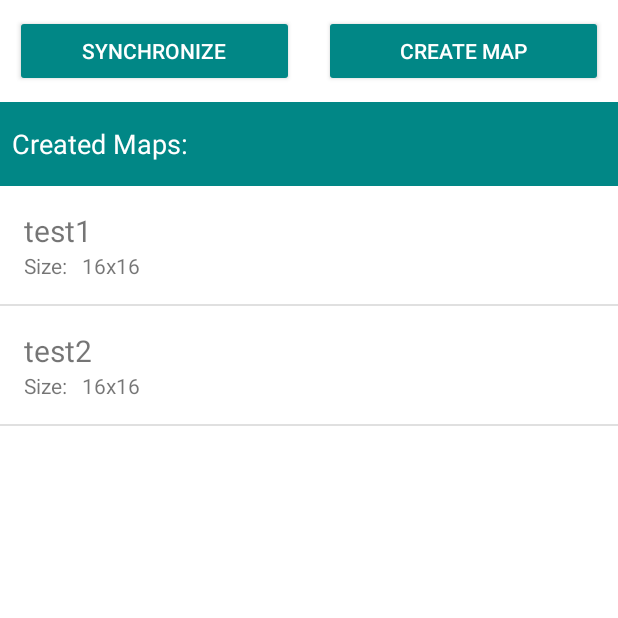
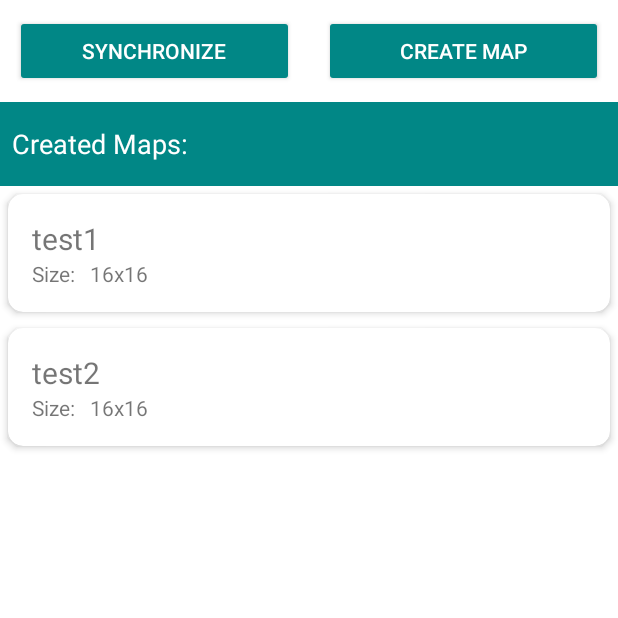
Before and after one commit to hkeper/internshipScand, an Android app: the MapListFragment screen opened through its navigation route, on a phone screen of 412 x 824 dp, the top half of it. Run offline under Robolectric (Android 15) with nearby library versions, the phone set to English and light mode, and no system bars; our stand-ins replace Timber, data binding; libraries missing offline, so code that uses them is left out: io.realm.

Commit message:
Add cardview to list items, and dependency for realm db

```diff
--- a/app/build.gradle
+++ b/app/build.gradle
@@ -4,6 +4,7 @@ plugins {
     id 'kotlin-parcelize'
     id 'kotlin-kapt'
     id 'androidx.navigation.safeargs'
+    id 'realm-android'
 }
 
 android {
@@ -68,6 +69,9 @@ dependencies {
     //Fragments
     implementation "androidx.fragment:fragment-ktx:$version_fragment"
 
+    //Realm
+    implementation "io.realm:android-adapters:4.0.0"
+
     testImplementation 'junit:junit:4.+'
     androidTestImplementation 'androidx.test.ext:junit:1.1.3'
     androidTestImplementation 'androidx.test.espresso:espresso-core:3.4.0'
--- a/app/src/main/java/com/scand/internship/mars_scout/mapeditor/MapEditorFragment.kt
+++ b/app/src/main/java/com/scand/internship/mars_scout/mapeditor/MapEditorFragment.kt
@@ -3,7 +3,6 @@ package com.scand.internship.mars_scout.mapeditor
 import android.annotation.SuppressLint
 import android.graphics.drawable.ColorDrawable
 import android.graphics.drawable.Drawable
-import androidx.lifecycle.ViewModelProvider
 import android.os.Bundle
 import android.util.Size
 import androidx.fragment.app.Fragment
@@ -61,8 +60,8 @@ class MapEditorFragment : Fragment(){
 
         binding.generateMap.setOnClickListener {
             // Doesn't work resources.getDimension(R.dimen.default_map_size_x).toInt()
-            val map = viewModel.generateMap(Size(16,16))
-            setIDAndImagesForMapBlocks(map)
+            viewModel.generateMap(Size(16,16))
+            setIDAndImagesForMapBlocks(gameUIMap)
         }
 
         binding.clearMap.setOnClickListener {
@@ -103,7 +102,6 @@ class MapEditorFragment : Fragment(){
                     val b = mapBlocks[y][x]
                     val bX = b.coordinates.first
                     val bY = b.coordinates.second
-
                     listUIMapBlocks[bX][bY].id = b.id
                     listUIMapBlocks[bX][bY].contentDescription = b.type.toString()
                     val img: Drawable? = setImageAccordingToType(b.type)
--- a/app/src/main/java/com/scand/internship/mars_scout/maplist/MapListFragment.kt
+++ b/app/src/main/java/com/scand/internship/mars_scout/maplist/MapListFragment.kt
@@ -31,6 +31,9 @@ class MapListFragment : Fragment() {
 
         binding = MapListFragmentBinding.inflate(inflater)
         val recyclerView = binding.mapsRecycler
+        adapter = MapListAdapter()
+        recyclerView.adapter = adapter
+        val swipeLayout = binding.mapListRefresh
 
         binding.createMap.setOnClickListener {
             this.findNavController().navigate(
@@ -39,19 +42,11 @@ class MapListFragment : Fragment() {
                 ))
         }
 
-        adapter = MapListAdapter()
-
-        recyclerView.addItemDecoration(DividerItemDecoration(requireContext(), DividerItemDecoration.VERTICAL))
-
-        recyclerView.adapter = adapter
-
         viewModel.maps.observe(viewLifecycleOwner, {
             it?.let {
                 adapter.submitList(it)
             }
         })
-
-        val swipeLayout = binding.mapListRefresh
 
         swipeLayout.setOnRefreshListener {
             viewModel.setLoadingToFalse()
--- a/app/src/main/java/com/scand/internship/mars_scout/models/GameMap.kt
+++ b/app/src/main/java/com/scand/internship/mars_scout/models/GameMap.kt
@@ -2,7 +2,7 @@ package com.scand.internship.mars_scout.models
 
 import android.os.Parcelable
 import android.util.Size
-import com.scand.internship.mars_scout.models.MapBlock
+import io.realm.RealmObject
 import kotlinx.parcelize.Parcelize
 import java.util.*
 
@@ -12,7 +12,7 @@ data class GameMap(
     val name: String?,
     val size: Size?,
     val blocks: MutableList<MutableList<MapBlock>>?
-) : Parcelable {
+) : Parcelable, RealmObject() {
     constructor(name: String, blocks: MutableList<MutableList<MapBlock>>?) :
             this(UUID.randomUUID(), name, Size(16, 16), blocks)
 }
--- a/app/src/main/res/layout/viewholder_map_list.xml
+++ b/app/src/main/res/layout/viewholder_map_list.xml
@@ -14,6 +14,13 @@
             type="com.scand.internship.mars_scout.maplist.MapListAdapter.MapListListener" />
 
     </data>
+
+    <androidx.cardview.widget.CardView
+        android:layout_width="match_parent"
+        android:layout_height="wrap_content"
+        app:cardElevation="@dimen/padding_smallest"
+        app:cardCornerRadius="@dimen/padding_medium"
+        android:layout_margin="@dimen/padding_small">
 
     <androidx.constraintlayout.widget.ConstraintLayout
         android:layout_width="match_parent"
@@ -49,4 +56,5 @@
             app:layout_constraintTop_toBottomOf="@+id/map_item_name" />
 
     </androidx.constraintlayout.widget.ConstraintLayout>
+    </androidx.cardview.widget.CardView>
 </layout>
--- a/build.gradle
+++ b/build.gradle
@@ -10,6 +10,7 @@ buildscript {
         version_lifecycle_extensions = '2.2.0'
         version_timber = "4.7.1"
         version_fragment = '1.4.0'
+        version_realm = '7.0.0-beta'
     }
 
     repositories {
@@ -21,6 +22,7 @@ buildscript {
         classpath "org.jetbrains.kotlin:kotlin-gradle-plugin:1.6.10"
         classpath "org.jetbrains.kotlin:kotlin-serialization:$version_kotlin"
         classpath "androidx.navigation:navigation-safe-args-gradle-plugin:$version_navigation"
+        classpath "io.realm:realm-gradle-plugin:10.7.0"
     }
 }
 
```
Also changed, not shown: app/src/main/java/com/scand/internship/mars_scout/mapeditor/MapEditorViewModel.kt (+11 -12 lines).
